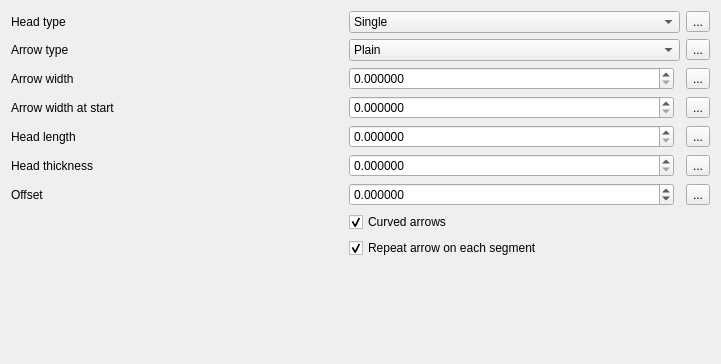
First picture: the form in src/ui/symbollayer/qgsarrowsymbollayerwidgetbase.ui, repository qgis/QGIS, before the edit.
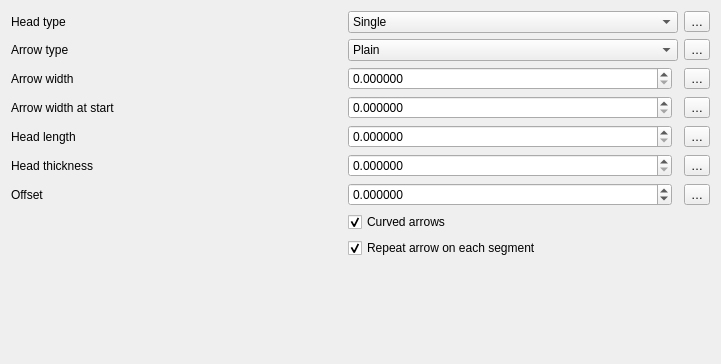
Second picture: the form after the edit. Custom widgets are drawn as their Qt base class.

Diff of the .ui file:
```diff
--- a/src/ui/symbollayer/qgsarrowsymbollayerwidgetbase.ui
+++ b/src/ui/symbollayer/qgsarrowsymbollayerwidgetbase.ui
@@ -17,7 +17,7 @@
    <item row="1" column="2">
     <widget class="QgsPropertyOverrideButton" name="mArrowTypeDDBtn">
      <property name="text">
-      <string>...</string>
+      <string>…</string>
      </property>
     </widget>
    </item>
@@ -95,7 +95,7 @@
    <item row="5" column="2">
     <widget class="QgsPropertyOverrideButton" name="mHeadHeightDDBtn">
      <property name="text">
-      <string>...</string>
+      <string>…</string>
      </property>
     </widget>
    </item>
@@ -129,14 +129,14 @@
    <item row="4" column="2">
     <widget class="QgsPropertyOverrideButton" name="mHeadWidthDDBtn">
      <property name="text">
-      <string>...</string>
+      <string>…</string>
      </property>
     </widget>
    </item>
    <item row="2" column="2">
     <widget class="QgsPropertyOverrideButton" name="mArrowWidthDDBtn">
      <property name="text">
-      <string>...</string>
+      <string>…</string>
      </property>
     </widget>
    </item>
@@ -176,7 +176,7 @@
    <item row="6" column="2">
     <widget class="QgsPropertyOverrideButton" name="mOffsetDDBtn">
      <property name="text">
-      <string>...</string>
+      <string>…</string>
      </property>
     </widget>
    </item>
@@ -212,7 +212,7 @@
    <item row="0" column="2">
     <widget class="QgsPropertyOverrideButton" name="mHeadTypeDDBtn">
      <property name="text">
-      <string>...</string>
+      <string>…</string>
      </property>
     </widget>
    </item>
@@ -226,7 +226,7 @@
    <item row="3" column="2">
     <widget class="QgsPropertyOverrideButton" name="mArrowStartWidthDDBtn">
      <property name="text">
-      <string>...</string>
+      <string>…</string>
      </property>
     </widget>
    </item>
```
